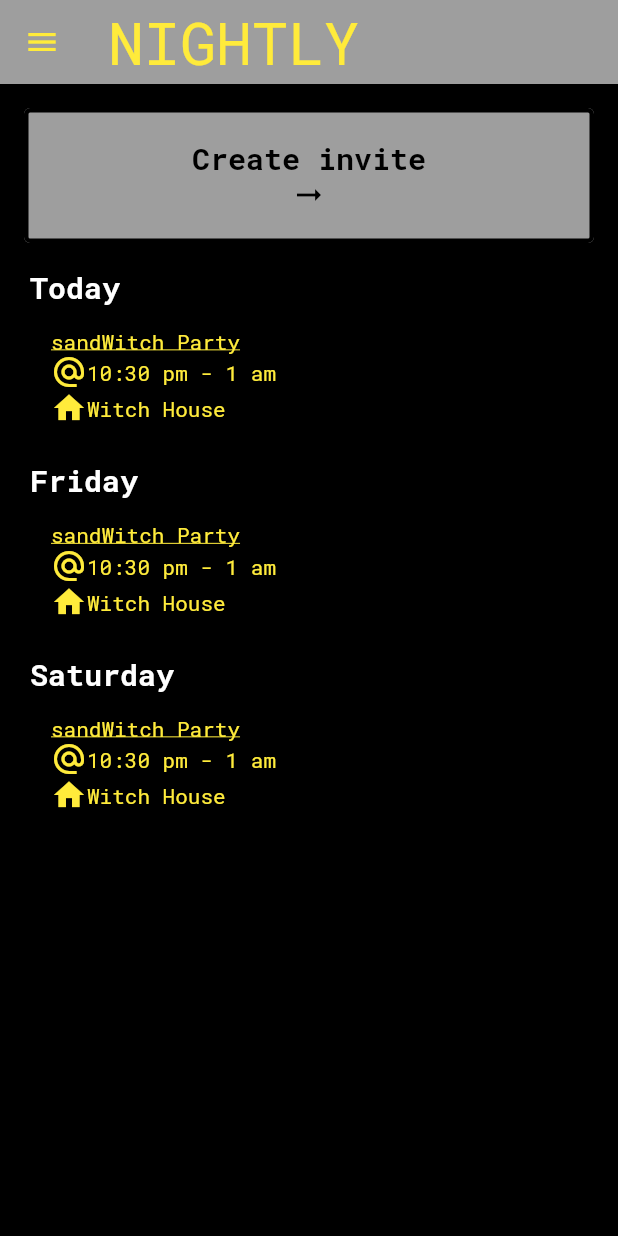
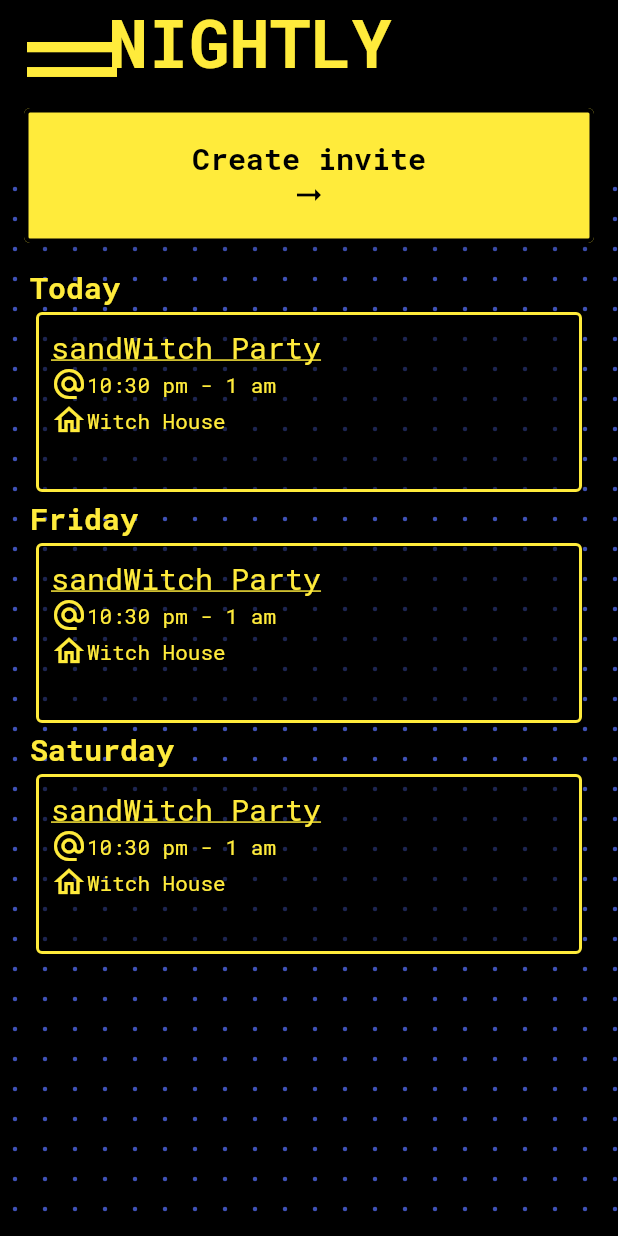
Before and after one commit to ephraimbenson/nightly, a Flutter app: the screen it shows after launch, on a phone screen of 412 x 824 dp. Run offline on Flutter 3.47's test engine with Material 2 defaults, Android fonts, the phone set to English and light mode, and no system bars; drawn by our look-alikes of flutter_advanced_drawer; our stand-ins replace animated_text_kit; missing offline and left inert: flutter_quill.

Commit message:
cards with borders

```diff
--- a/lib/main.dart
+++ b/lib/main.dart
@@ -33,12 +33,14 @@ class MyApp extends StatelessWidget {
     return MaterialApp(
       title: 'Nightly',
       theme: ThemeData(
-        primarySwatch: Colors.grey,
+        primarySwatch: Colors.yellow,
         fontFamily: 'RobotoMono',
         appBarTheme: AppBarTheme(
+            elevation: 0,
+            color: Colors.black,
             backwardsCompatibility: false,
             systemOverlayStyle: SystemUiOverlayStyle.light,
-            iconTheme: IconThemeData(color: Colors.yellow)),
+            iconTheme: IconThemeData(color: Colors.yellow, size: 80.0)),
       ),
       home: WelcomePageTwo(),
     );
--- a/lib/welcome_page/event_cards.dart
+++ b/lib/welcome_page/event_cards.dart
@@ -5,6 +5,13 @@ import 'package:flutter/material.dart';
 class EventCards extends StatelessWidget {
   final String header;
   const EventCards(this.header);
+
+  static const headerTextStyle = TextStyle(
+      fontSize: 20, fontWeight: FontWeight.bold, color: Colors.yellow);
+  static const cardTextStyleHeader = TextStyle(
+      color: Colors.yellow, decoration: TextDecoration.underline, fontSize: 20);
+  static const cardTextStyleBody = TextStyle(color: Colors.yellow);
+
   @override
   Widget build(BuildContext context) {
     return Padding(
@@ -15,43 +22,41 @@ class EventCards extends StatelessWidget {
         child: Column(crossAxisAlignment: CrossAxisAlignment.start, children: [
           Text(
             header, // passed in constructor
-            style: TextStyle(
-                fontSize: 20, fontWeight: FontWeight.bold, color: Colors.white),
+            style: headerTextStyle,
           ),
           Card(
-              shape: RoundedRectangleBorder(
-                  borderRadius: BorderRadius.circular(5)),
-              color: Colors.black54,
+              shape: new RoundedRectangleBorder(
+                  side: new BorderSide(color: Colors.yellow, width: 2.0),
+                  borderRadius: BorderRadius.circular(4.0)),
+              color: Colors.black38,
               // color: Colors.blue[(8 - index) * 100],
               child: Padding(
                 padding: EdgeInsets.all(10.0),
                 child: new Container(
                   width: double.infinity,
-                  height: 75.0,
+                  height: 100.0,
                   child: Column(
                     crossAxisAlignment: CrossAxisAlignment.start,
                     children: <Widget>[
                       Text(
                         "sandWitch Party",
-                        style: TextStyle(
-                            color: Colors.yellow,
-                            decoration: TextDecoration.underline),
+                        style: cardTextStyleHeader,
                       ),
                       Row(
                         children: [
                           Icon(Icons.alternate_email, color: Colors.yellow),
                           Text(
                             "10:30 pm - 1 am",
-                            style: TextStyle(color: Colors.yellow),
+                            style: cardTextStyleBody,
                           ),
                         ],
                       ),
                       Row(
                         children: [
-                          Icon(Icons.home, color: Colors.yellow),
+                          Icon(Icons.home_outlined, color: Colors.yellow),
                           Text(
                             "Witch House",
-                            style: TextStyle(color: Colors.yellow),
+                            style: cardTextStyleBody,
                           ),
                         ],
                       )
--- a/lib/welcome_page/welcome2.dart
+++ b/lib/welcome_page/welcome2.dart
@@ -14,7 +14,8 @@ class _WelcomePageTwoState extends State<WelcomePageTwo> {
   @override
   Widget build(BuildContext context) {
     return AdvancedDrawer(
-      backdropColor: Colors.black,
+      backdropColor: Colors.indigo[400],
+      openRatio: 0.8,
       controller: _advancedDrawerController,
       animationCurve: Curves.easeInOut,
       animationDuration: const Duration(milliseconds: 300),
@@ -38,8 +39,9 @@ class _WelcomePageTwoState extends State<WelcomePageTwo> {
             // width: 250.0,
             child: Text('NIGHTLY',
                 style: TextStyle(
-                    fontSize: 40.0,
+                    fontSize: 45.0,
                     fontFamily: 'RobotoMono',
+                    fontWeight: FontWeight.bold,
                     color: Colors.yellow)),
           ),
           leading: IconButton(
@@ -97,7 +99,7 @@ class _WelcomePageTwoState extends State<WelcomePageTwo> {
                 ListTile(
                   onTap: () {},
                   leading: Icon(Icons.favorite),
-                  title: Text('Favourites'),
+                  title: Text('Favorites'),
                 ),
                 ListTile(
                   onTap: () {},
@@ -111,11 +113,15 @@ class _WelcomePageTwoState extends State<WelcomePageTwo> {
                     color: Colors.white54,
                   ),
                   child: Container(
-                    margin: const EdgeInsets.symmetric(
-                      vertical: 16.0,
-                    ),
-                    child: Text('Terms of Service | Privacy Policy'),
-                  ),
+                      margin: const EdgeInsets.symmetric(
+                        vertical: 16.0,
+                      ),
+                      child: Column(
+                        children: [
+                          Text("Terms of Service | Privacy Policy"),
+                          Text("Built with ❤️ by Nightly Team")
+                        ],
+                      )),
                 ),
               ],
             ),
--- a/lib/welcome_page/welcome_page.dart
+++ b/lib/welcome_page/welcome_page.dart
@@ -3,6 +3,7 @@ import 'package:flutter/material.dart';
 import 'package:flutter/rendering.dart';
 import 'package:nightly/editor_page.dart';
 import 'event_cards.dart';
+import 'welcome_page_painter.dart';
 
 const intro_text = 'Welcome to Nightly';
 
@@ -53,7 +54,6 @@ class WelcomePage extends StatelessWidget {
 
     Widget nightlyScrollView = Container(
         // margin: EdgeInsets.only(top: statusBarHeight),
-        color: Colors.black,
         child: CustomScrollView(
       slivers: <Widget>[
         SliverList(
@@ -69,10 +69,18 @@ class WelcomePage extends StatelessWidget {
       ],
     ));
 
+    Widget myStack = Stack(fit: StackFit.expand, children: <Widget>[
+      CustomPaint(
+        size: Size.fromHeight(welcomeRadius),
+        painter: WelcomePagePainter(color: Colors.indigo),
+      ),
+      Positioned.fill(child: nightlyScrollView),
+    ]);
+
     return Scaffold(
       extendBodyBehindAppBar: false,
       backgroundColor: Colors.black,
-      body: nightlyScrollView,
+      body: myStack,
     );
   }
 }
```
Also changed, not shown: lib/editor_page.dart (+7 -3 lines), lib/welcome_page/welcome_page_painter.dart (+9 -28 lines). Lines whose indentation alone changed are shown as unchanged.
